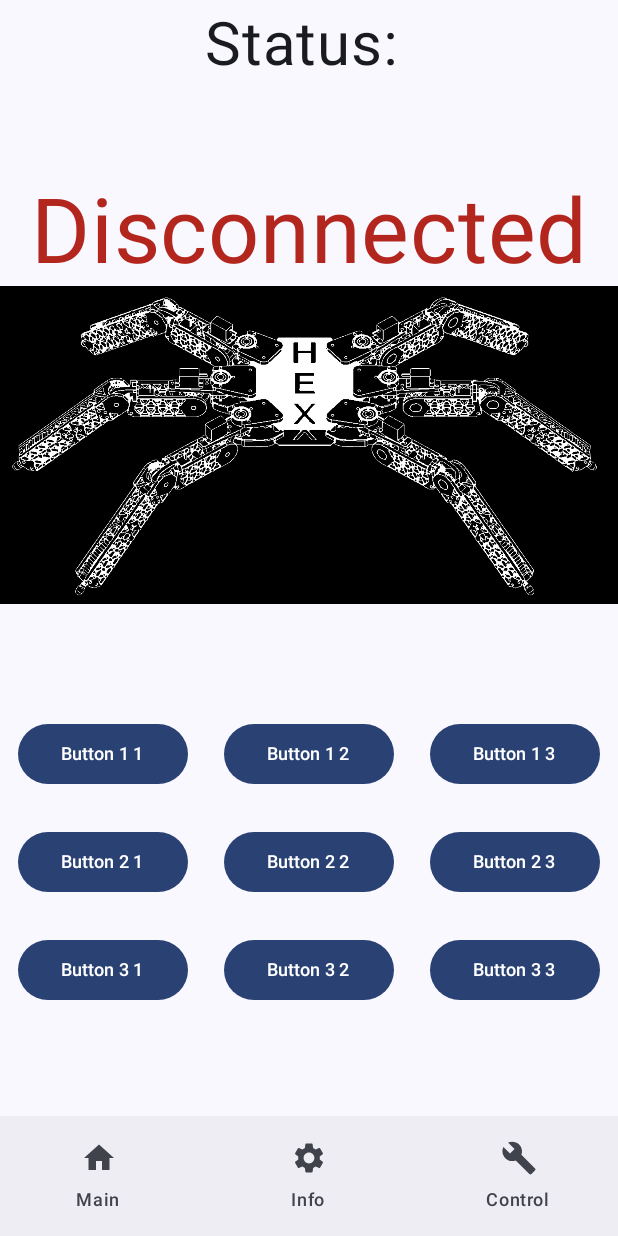
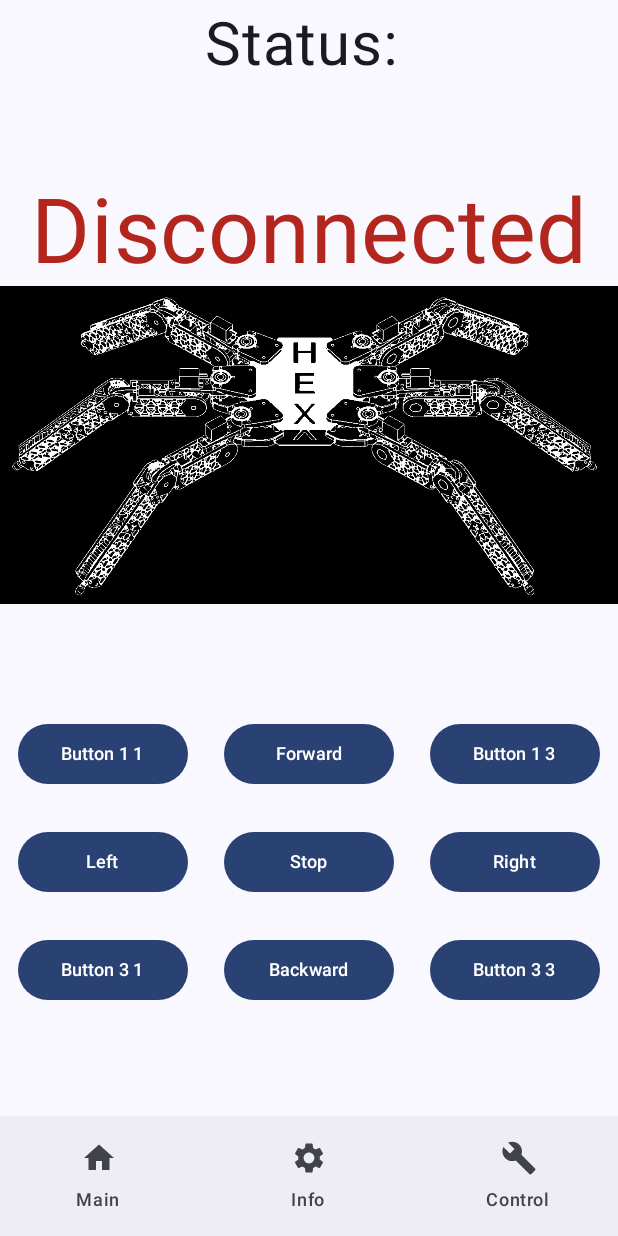
Before and after one commit to Siedmiu/Hexapod-Android-Application, an Android app built with Jetpack Compose: the screen it shows after launch (MainActivity), after a tap on "Button 1 1", on a phone screen of 412 x 824 dp. Run offline under Robolectric (Android 15) with nearby library versions, the phone set to English and light mode, and no system bars.

Commit message:
refactor websocket message handling and update button labels on main screen

```diff
--- a/app/src/main/java/com/example/hexapod/WebSocketHandler.kt
+++ b/app/src/main/java/com/example/hexapod/WebSocketHandler.kt
@@ -1,6 +1,5 @@
 package com.example.hexapod
 
-import android.annotation.SuppressLint
 import android.os.Handler
 import android.os.Looper
 import androidx.compose.runtime.mutableStateOf
@@ -95,9 +94,13 @@ object WebSocketHandler {
         reconnectTimer = null
     }
 
-    @SuppressLint("DefaultLocale")
-    fun sendMessage(servo: Int, angle: Int) {
-        val message = String.format("servo %d %d ", servo, angle)
+    fun sendServo(servo: Int, angle: Int) {
+        val message = "servo $servo $angle "
+        webSocket?.send(message)
+    }
+
+    fun sendMessage(messageIn:String) {
+        val message = "$messageIn "
         webSocket?.send(message)
     }
 
--- a/app/src/main/java/com/example/hexapod/ui/ControlScreen.kt
+++ b/app/src/main/java/com/example/hexapod/ui/ControlScreen.kt
@@ -36,7 +36,7 @@ import com.example.hexapod.ui.theme.FirstTheme
                    onValueChange = {
                         sliderPosition[i] = it
                         GlobalData.sliderPosition[i] = it
-                        WebSocketHandler.sendMessage(i,sliderPosition[i].toInt())
+                        WebSocketHandler.sendServo(i,sliderPosition[i].toInt())
                         },
                    valueRange = 0f..180f
                )
--- a/app/src/main/java/com/example/hexapod/ui/MainScreen.kt
+++ b/app/src/main/java/com/example/hexapod/ui/MainScreen.kt
@@ -4,11 +4,9 @@ import android.os.Handler
 import android.os.Looper
 import androidx.compose.foundation.Image
 import androidx.compose.foundation.layout.Arrangement
-import androidx.compose.foundation.layout.Box
 import androidx.compose.foundation.layout.Column
 import androidx.compose.foundation.layout.Row
 import androidx.compose.foundation.layout.Spacer
-import androidx.compose.foundation.layout.fillMaxSize
 import androidx.compose.foundation.layout.height
 import androidx.compose.foundation.layout.padding
 import androidx.compose.material3.Button
@@ -83,23 +81,21 @@ fun MainScreen(onNavigateToSecondScreen: () -> Unit){
         Spacer(modifier = Modifier.height(64.dp))
 
         Row {
-
             Button(
-                onClick = { WebSocketHandler.sendMessage(12,0) },
+                onClick = { WebSocketHandler.sendMessage(" ") },
                 modifier = Modifier.padding(12.dp).weight(1f)
             ) {
                 Text(text = stringResource(R.string.button11), fontSize = 12.sp)
             }
             Button(
-                onClick = { WebSocketHandler.sendMessage(12,90) },
+                onClick = { WebSocketHandler.sendMessage(" ") },
                 modifier = Modifier.padding(12.dp).weight(1f)
             ) {
                 Text(text = stringResource(R.string.button12), fontSize = 12.sp)
             }
             Button(
-                onClick = { WebSocketHandler.sendMessage(12,180) },
-                modifier = Modifier.padding(12.dp).weight(1f),
-
+                onClick = { WebSocketHandler.sendMessage(" ") },
+                modifier = Modifier.padding(12.dp).weight(1f)
             ) {
                 Text(text = stringResource(R.string.button13), fontSize = 12.sp)
             }
@@ -107,19 +103,19 @@ fun MainScreen(onNavigateToSecondScreen: () -> Unit){
 
         Row {
             Button(
-                onClick = { WebSocketHandler.sendMessage(13,0) },
+                onClick = { WebSocketHandler.sendMessage(" ") },
                 modifier = Modifier.padding(12.dp).weight(1f)
             ) {
                 Text(text = stringResource(R.string.button21), fontSize = 12.sp)
             }
             Button(
-                onClick = { WebSocketHandler.sendMessage(13,90) },
+                onClick = { WebSocketHandler.sendMessage(" ") },
                 modifier = Modifier.padding(12.dp).weight(1f)
             ) {
                 Text(text = stringResource(R.string.button22), fontSize = 12.sp)
             }
             Button(
-                onClick = { WebSocketHandler.sendMessage(13,180) },
+                onClick = { WebSocketHandler.sendMessage(" ") },
                 modifier = Modifier.padding(12.dp).weight(1f)
             ) {
                 Text(text = stringResource(R.string.button23), fontSize = 12.sp)
@@ -128,19 +124,19 @@ fun MainScreen(onNavigateToSecondScreen: () -> Unit){
 
         Row {
             Button(
-                onClick = { WebSocketHandler.sendMessage(14,0) },
+                onClick = { WebSocketHandler.sendMessage(" ") },
                 modifier = Modifier.padding(12.dp).weight(1f)
             ) {
                 Text(text = stringResource(R.string.button31), fontSize = 12.sp)
             }
             Button(
-                onClick = { WebSocketHandler.sendMessage(14,90) },
+                onClick = { WebSocketHandler.sendMessage(" ") },
                 modifier = Modifier.padding(12.dp).weight(1f)
             ) {
                 Text(text = stringResource(R.string.button32), fontSize = 12.sp)
             }
             Button(
-                onClick =  { WebSocketHandler.sendMessage(14,180) },
+                onClick =  { WebSocketHandler.sendMessage(" ") },
                 modifier = Modifier.padding(12.dp).weight(1f)
             ) {
                 Text(text = stringResource(R.string.button33), fontSize = 12.sp)
--- a/app/src/main/res/values/strings.xml
+++ b/app/src/main/res/values/strings.xml
@@ -2,13 +2,13 @@
     <string name="app_name">Hexapod</string>
 
     <string name="button11">Button 1 1</string>
-    <string name="button12">Button 1 2</string>
+    <string name="button12">Forward</string>
     <string name="button13">Button 1 3</string>
-    <string name="button21">Button 2 1</string>
-    <string name="button22">Button 2 2</string>
-    <string name="button23">Button 2 3</string>
+    <string name="button21">Left</string>
+    <string name="button22">Stop</string>
+    <string name="button23">Right</string>
     <string name="button31">Button 3 1</string>
-    <string name="button32">Button 3 2</string>
+    <string name="button32">Backward</string>
     <string name="button33">Button 3 3</string>
 
     <string name="main">Main</string>
```
